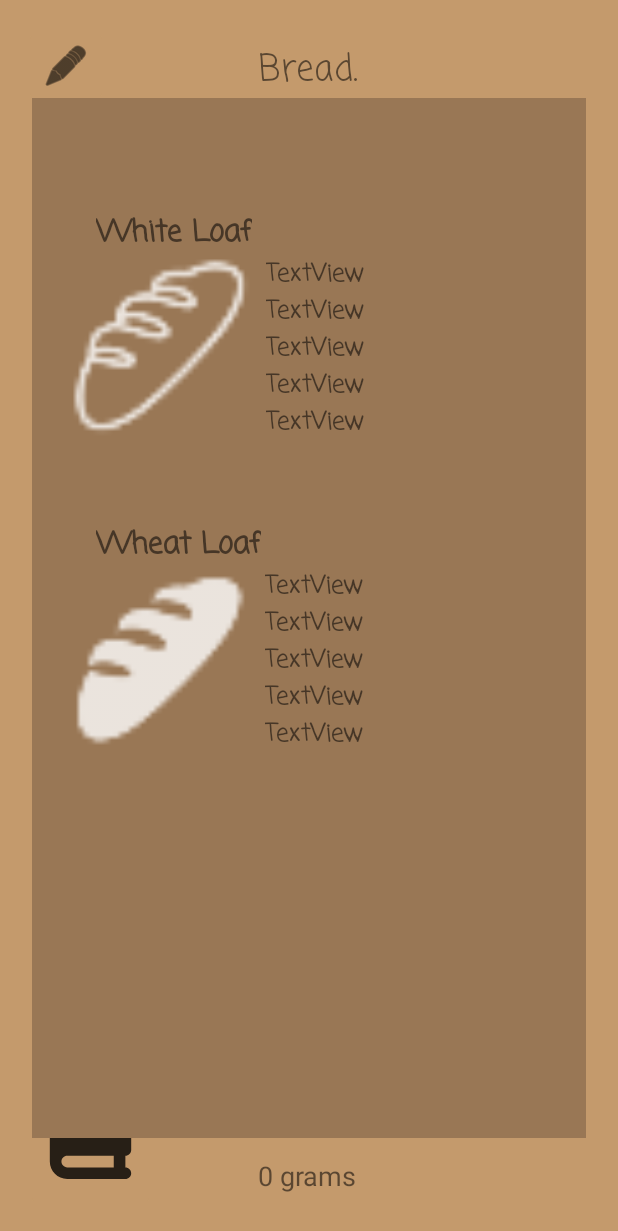
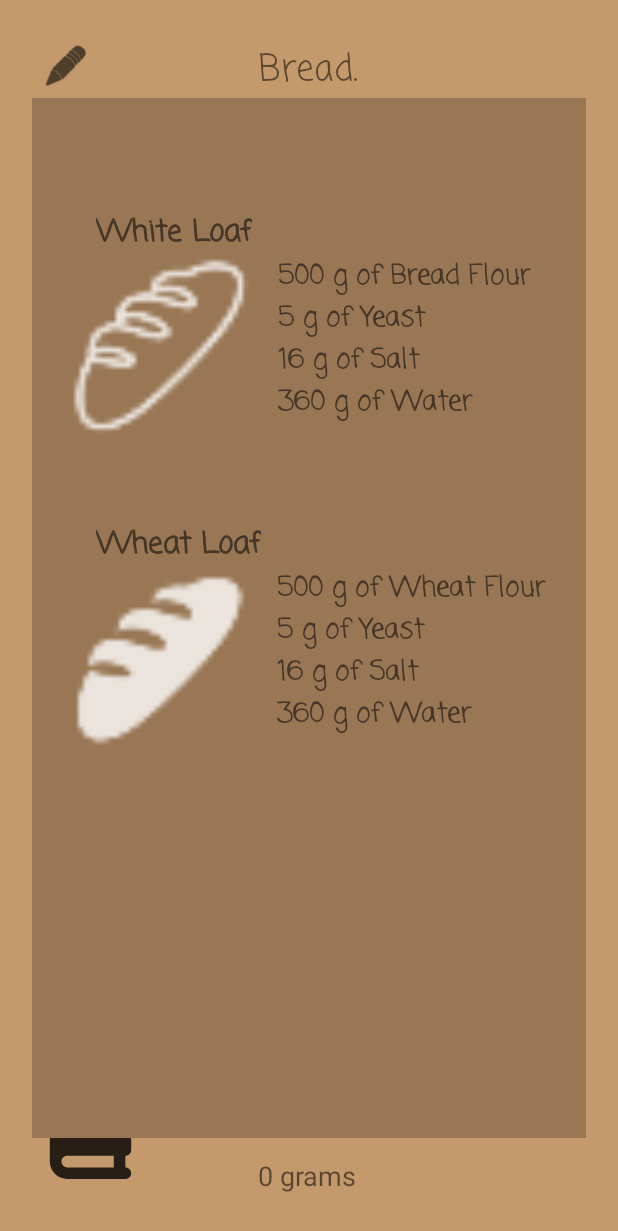
Before and after one commit to Rafe3007/Bread, an Android app: the screen it shows after launch (MainActivity), after a tap on "Recipe Book", on a phone screen of 412 x 824 dp. Shown: the top 1231 px of the screen. Run offline under Robolectric (Android 15) with nearby library versions, the phone set to English and light mode, and no system bars.

Commit message:
Recipe book dynamically updates text

```diff
--- a/app/src/main/java/thebatz/ramon/bread/Entity/BreadType.kt
+++ b/app/src/main/java/thebatz/ramon/bread/Entity/BreadType.kt
@@ -1,6 +1,16 @@
 package thebatz.ramon.bread.Entity
 
-class BreadType (name:String, ingredients: Array<Ingredient>) {
+import android.util.Log
+
+class BreadType (name:String, ingredients: Array<Ingredient>, weights: Array<Int>) {
+    // Arrays must be same size
     val name:String = name
     val ingredients:Array<Ingredient> = ingredients
+    val weights:Array<Int> = weights
+
+    init {
+        if(weights.size != ingredients.size) {
+            Log.i("DEBUG", "Ingredients and weights are not of same size!")
+        }
+    }
 }
--- a/app/src/main/java/thebatz/ramon/bread/Entity/Ingredient.kt
+++ b/app/src/main/java/thebatz/ramon/bread/Entity/Ingredient.kt
@@ -1,9 +1,9 @@
 package thebatz.ramon.bread.Entity
 
-enum class Ingredient(val displayName: String, var weight: Int) {
-    BREADFLOUR("Bread Flour", 0),
-    WHEATCLOUR("Wheat Flour", 0),
-    YEAST("Yeast", 0),
-    SALT("Salt", 0),
-    WATER("Water", 0)
+    enum class Ingredient(val displayName: String) {
+    BREADFLOUR("Bread Flour"),
+    WHEATFLOUR("Wheat Flour"),
+    YEAST("Yeast"),
+    SALT("Salt"),
+    WATER("Water")
 }
--- a/app/src/main/java/thebatz/ramon/bread/MainActivity.kt
+++ b/app/src/main/java/thebatz/ramon/bread/MainActivity.kt
@@ -3,11 +3,14 @@ package thebatz.ramon.bread
 import androidx.appcompat.app.AppCompatActivity
 import android.os.Bundle
 import android.view.View.*
-import android.view.WindowManager
 import android.widget.Button
-import android.widget.FrameLayout
 import android.widget.ImageButton
+import android.widget.LinearLayout
+import android.widget.TextView
 import androidx.constraintlayout.widget.ConstraintLayout
+import androidx.core.view.get
+import thebatz.ramon.bread.Entity.BreadType
+import thebatz.ramon.bread.Entity.Ingredient
 
 class MainActivity : AppCompatActivity() {
 
@@ -40,5 +43,49 @@ class MainActivity : AppCompatActivity() {
         recipeBackButton.setOnClickListener {
             recipeBook.visibility = GONE
         }
+
+    // ---======[Game Logic]======---
+        // Bread Types
+        val whiteLoafIngredients:Array<Ingredient> = arrayOf(
+            Ingredient.BREADFLOUR,
+            Ingredient.YEAST,
+            Ingredient.SALT,
+            Ingredient.WATER
+        )
+        val whiteLoafWeight:Array<Int> = arrayOf(
+            500,
+            5,
+            16,
+            360
+        )
+        val whiteLoaf = BreadType("White Loaf", whiteLoafIngredients, whiteLoafWeight)
+        val whiteIngredientsLayout = findViewById<LinearLayout>(R.id.recipeWhiteLayout)
+        for(i in 0..whiteIngredientsLayout.childCount-1) {
+            val v = whiteIngredientsLayout[i]
+            val tv = findViewById<TextView>(v.id)
+            tv.text = "${whiteLoaf.weights[i].toString()} g of ${whiteLoaf.ingredients[i].displayName}"
+        }
+
+        val wheatLoafIngredients:Array<Ingredient> = arrayOf(
+            Ingredient.WHEATFLOUR,
+            Ingredient.YEAST,
+            Ingredient.SALT,
+            Ingredient.WATER
+        )
+        val wheatLoafWeight:Array<Int> = arrayOf(
+            500,
+            5,
+            16,
+            360
+        )
+        val wheatLoaf = BreadType("Wheat Loaf", wheatLoafIngredients, wheatLoafWeight)
+        val wheatIngredientsLayout = findViewById<LinearLayout>(R.id.recipeWheatLayout)
+        for(i in 0..wheatIngredientsLayout.childCount-1) {
+            val v = wheatIngredientsLayout[i]
+            val tv = findViewById<TextView>(v.id)
+            tv.text = "${wheatLoaf.weights[i].toString()} g of ${wheatLoaf.ingredients[i].displayName}"
+        }
+
+
     }
 }
--- a/app/src/main/res/layout/activity_main.xml
+++ b/app/src/main/res/layout/activity_main.xml
@@ -217,7 +217,7 @@
             app:layout_constraintVertical_bias="0.122" />
 
         <LinearLayout
-            android:id="@+id/recipeWhiteLayout"
+            android:id="@+id/WhiteLayout"
             android:layout_width="321dp"
             android:layout_height="122dp"
             android:orientation="horizontal"
@@ -237,19 +237,20 @@
                 app:srcCompat="@drawable/ic_bread_loaf" />
 
             <LinearLayout
+                android:id="@+id/recipeWhiteLayout"
                 android:layout_width="match_parent"
                 android:layout_height="match_parent"
                 android:layout_weight="1"
                 android:orientation="vertical"
-                android:paddingLeft="8dp">
+                android:paddingLeft="16dp">
 
                 <TextView
                     android:id="@+id/textView5"
                     android:layout_width="match_parent"
                     android:layout_height="wrap_content"
                     android:fontFamily="casual"
-                    android:text="TextView"
-                    android:textSize="16sp"
+                    android:text="@string/helper_ingredient"
+                    android:textSize="18dp"
                     android:textStyle="bold" />
 
                 <TextView
@@ -257,8 +258,8 @@
                     android:layout_width="match_parent"
                     android:layout_height="wrap_content"
                     android:fontFamily="casual"
-                    android:text="TextView"
-                    android:textSize="16sp"
+                    android:text="@string/helper_ingredient"
+                    android:textSize="18dp"
                     android:textStyle="bold" />
 
                 <TextView
@@ -266,8 +267,8 @@
                     android:layout_width="match_parent"
                     android:layout_height="wrap_content"
                     android:fontFamily="casual"
-                    android:text="TextView"
-                    android:textSize="16sp"
+                    android:text="@string/helper_ingredient"
+                    android:textSize="18dp"
                     android:textStyle="bold" />
 
                 <TextView
@@ -275,23 +276,15 @@
                     android:layout_width="match_parent"
                     android:layout_height="wrap_content"
                     android:fontFamily="casual"
-                    android:text="TextView"
-                    android:textSize="16sp"
+                    android:text="@string/helper_ingredient"
+                    android:textSize="18dp"
                     android:textStyle="bold" />
 
-                <TextView
-                    android:id="@+id/textView9"
-                    android:layout_width="match_parent"
-                    android:layout_height="wrap_content"
-                    android:fontFamily="casual"
-                    android:text="TextView"
-                    android:textSize="16sp"
-                    android:textStyle="bold" />
             </LinearLayout>
         </LinearLayout>
 
         <LinearLayout
-            android:id="@+id/recipeWheatLayout"
+            android:id="@+id/WheatLayout"
             android:layout_width="322dp"
             android:layout_height="123dp"
             android:clipChildren="false"
@@ -301,7 +294,7 @@
             app:layout_constraintEnd_toEndOf="parent"
             app:layout_constraintHorizontal_bias="0.505"
             app:layout_constraintStart_toStartOf="parent"
-            app:layout_constraintTop_toBottomOf="@+id/recipeWhiteLayout"
+            app:layout_constraintTop_toBottomOf="@+id/WhiteLayout"
             app:layout_constraintVertical_bias="0.325">
 
             <ImageView
@@ -313,19 +306,20 @@
                 app:srcCompat="@drawable/ic_whole_loaf" />
 
             <LinearLayout
+                android:id="@+id/recipeWheatLayout"
                 android:layout_width="match_parent"
                 android:layout_height="match_parent"
                 android:layout_weight="1"
                 android:orientation="vertical"
-                android:paddingLeft="8dp">
+                android:paddingLeft="16dp">
 
                 <TextView
                     android:id="@+id/textView10"
                     android:layout_width="match_parent"
                     android:layout_height="wrap_content"
                     android:fontFamily="casual"
-                    android:text="TextView"
-                    android:textSize="16dp"
+                    android:text="@string/helper_ingredient"
+                    android:textSize="18dp"
                     android:textStyle="bold" />
 
                 <TextView
@@ -333,8 +327,8 @@
                     android:layout_width="match_parent"
                     android:layout_height="wrap_content"
                     android:fontFamily="casual"
-                    android:text="TextView"
-                    android:textSize="16dp"
+                    android:text="@string/helper_ingredient"
+                    android:textSize="18dp"
                     android:textStyle="bold" />
 
                 <TextView
@@ -342,8 +336,8 @@
                     android:layout_width="match_parent"
                     android:layout_height="wrap_content"
                     android:fontFamily="casual"
-                    android:text="TextView"
-                    android:textSize="16dp"
+                    android:text="@string/helper_ingredient"
+                    android:textSize="18dp"
                     android:textStyle="bold" />
 
                 <TextView
@@ -351,18 +345,10 @@
                     android:layout_width="match_parent"
                     android:layout_height="wrap_content"
                     android:fontFamily="casual"
-                    android:text="TextView"
-                    android:textSize="16dp"
+                    android:text="@string/helper_ingredient"
+                    android:textSize="18dp"
                     android:textStyle="bold" />
 
-                <TextView
-                    android:id="@+id/textView14"
-                    android:layout_width="match_parent"
-                    android:layout_height="wrap_content"
-                    android:fontFamily="casual"
-                    android:text="TextView"
-                    android:textSize="16dp"
-                    android:textStyle="bold" />
             </LinearLayout>
         </LinearLayout>
 
@@ -374,7 +360,7 @@
             android:text="@string/white_loaf"
             android:textSize="20sp"
             android:textStyle="bold"
-            app:layout_constraintBottom_toTopOf="@+id/recipeWhiteLayout"
+            app:layout_constraintBottom_toTopOf="@+id/WhiteLayout"
             app:layout_constraintEnd_toEndOf="parent"
             app:layout_constraintHorizontal_bias="0.207"
             app:layout_constraintStart_toStartOf="parent"
@@ -389,11 +375,11 @@
             android:text="@string/wheat_loaf"
             android:textSize="20sp"
             android:textStyle="bold"
-            app:layout_constraintBottom_toTopOf="@+id/recipeWheatLayout"
+            app:layout_constraintBottom_toTopOf="@+id/WheatLayout"
             app:layout_constraintEnd_toEndOf="parent"
             app:layout_constraintHorizontal_bias="0.211"
             app:layout_constraintStart_toStartOf="parent"
-            app:layout_constraintTop_toBottomOf="@+id/recipeWhiteLayout"
+            app:layout_constraintTop_toBottomOf="@+id/WhiteLayout"
             app:layout_constraintVertical_bias="1.0" />
     </androidx.constraintlayout.widget.ConstraintLayout>
 
--- a/app/src/main/res/values/strings.xml
+++ b/app/src/main/res/values/strings.xml
@@ -2,6 +2,7 @@
     <string name="app_name">Bread</string>
     <string name="helper_back">Go Back</string>
     <string name="helper_base_weight">0 grams</string>
+    <string name="helper_ingredient">Ingredient : 0 grams</string>
 
 <!--    Ingredients -->
     <string name="ig_bread_flour">Bread Flour</string>
```
